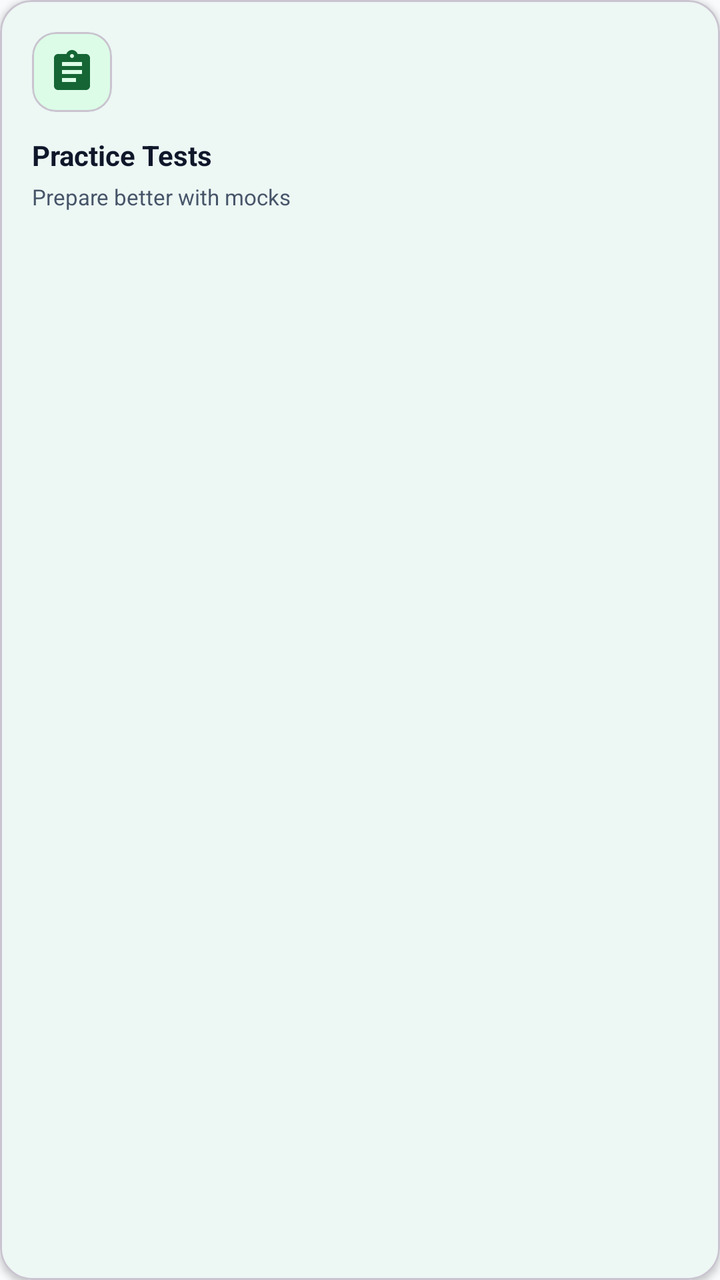
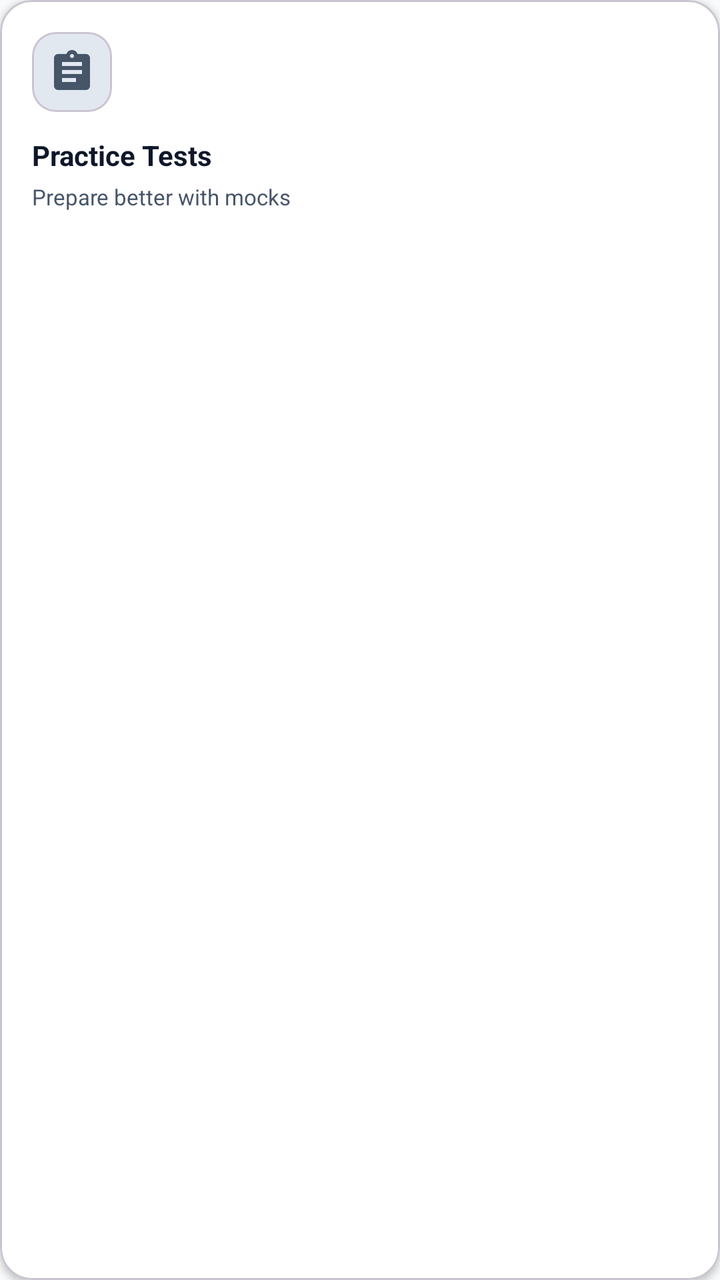

Two renders of the same Android screen: before a commit and after it. Below are the layout's source before the change and the commit's diff.
<!-- AndroidManifest.xml: application theme Theme.TestMaster -->
<!-- res/layout/layout_explore_card.xml -->
<?xml version="1.0" encoding="utf-8"?>
<com.google.android.material.card.MaterialCardView xmlns:android="http://schemas.android.com/apk/res/android"
    xmlns:app="http://schemas.android.com/apk/res-auto"
    android:layout_width="160dp"
    android:layout_height="wrap_content"
    android:layout_marginEnd="12dp"
    android:layout_marginVertical="4dp"
    app:cardCornerRadius="16dp"
    app:cardElevation="2dp"
    app:cardBackgroundColor="@color/white">

    <LinearLayout
        android:layout_width="match_parent"
        android:layout_height="wrap_content"
        android:orientation="vertical"
        android:padding="16dp">

        <com.google.android.material.card.MaterialCardView
            android:layout_width="40dp"
            android:layout_height="40dp"
            app:cardCornerRadius="12dp"
            app:cardElevation="0dp"
            app:cardBackgroundColor="@color/success_bg">

            <ImageView
                android:id="@+id/iv_explore_icon"
                android:layout_width="24dp"
                android:layout_height="24dp"
                android:layout_gravity="center"
                android:src="@drawable/baseline_assignment_24"
                app:tint="@color/success_text" />
        </com.google.android.material.card.MaterialCardView>

        <TextView
            android:id="@+id/tv_explore_title"
            android:layout_width="match_parent"
            android:layout_height="wrap_content"
            android:layout_marginTop="12dp"
            android:text="Practice Tests"
            android:textColor="@color/text_primary"
            android:textSize="14sp"
            android:textStyle="bold" />

        <TextView
            android:id="@+id/tv_explore_desc"
            android:layout_width="match_parent"
            android:layout_height="wrap_content"
            android:layout_marginTop="4dp"
            android:text="Prepare better with mocks"
            android:textColor="@color/text_secondary"
            android:textSize="11sp" />
    </LinearLayout>
</com.google.android.material.card.MaterialCardView>
<!-- resources referenced by this layout -->
<resources>
  <color name="success_bg">#DCFCE7</color>
  <color name="success_text">#166534</color>
  <color name="text_primary">#0F172A</color>
  <color name="text_secondary">#475569</color>
  <color name="white">#FFFFFFFF</color>
  <!-- drawable baseline_assignment_24 (drawable) -->
  <vector android:autoMirrored="true" android:height="24dp"
      android:tint="#000000" android:viewportHeight="24"
      android:viewportWidth="24" android:width="24dp" xmlns:android="http://schemas.android.com/apk/res/android">
      <path android:fillColor="@android:color/white" android:pathData="M19,3h-4.18C14.4,1.84 13.3,1 12,1c-1.3,0 -2.4,0.84 -2.82,2L5,3c-1.1,0 -2,0.9 -2,2v14c0,1.1 0.9,2 2,2h14c1.1,0 2,-0.9 2,-2L21,5c0,-1.1 -0.9,-2 -2,-2zM12,3c0.55,0 1,0.45 1,1s-0.45,1 -1,1 -1,-0.45 -1,-1 0.45,-1 1,-1zM14,17L7,17v-2h7v2zM17,13L7,13v-2h10v2zM17,9L7,9L7,7h10v2z"/>
  </vector>
  <style name="Theme.TestMaster" parent="Base.Theme.TestMaster" />
  <style name="Base.Theme.TestMaster" parent="Theme.Material3.DayNight.NoActionBar">
          
          <item name="colorPrimary">@color/primary</item>
          <item name="colorOnPrimary">@color/onPrimary</item>
          <item name="colorPrimaryContainer">@color/primaryContainer</item>
          <item name="colorOnPrimaryContainer">@color/onPrimaryContainer</item>
  
          <item name="colorSecondary">@color/secondary</item>
          <item name="colorOnSecondary">@color/onSecondary</item>
          <item name="colorSecondaryContainer">@color/secondaryContainer</item>
          <item name="colorOnSecondaryContainer">@color/onSecondaryContainer</item>
  
          
          <item name="android:windowBackground">@color/background</item>
          <item name="colorSurface">@color/surface</item>
          <item name="colorOnSurface">@color/onSurface</item>
          <item name="colorSurfaceVariant">@color/surfaceVariant</item>
          <item name="colorOnSurfaceVariant">@color/onSurfaceVariant</item>
          <item name="colorOutline">@color/outline</item>
  
          
          <item name="colorError">@color/error</item>
          <item name="colorOnError">@color/onError</item>
          <item name="colorErrorContainer">@color/errorContainer</item>
          <item name="colorOnErrorContainer">@color/onErrorContainer</item>
  
          
          <item name="android:statusBarColor">@color/surface</item>
          <item name="android:windowLightStatusBar">true</item>
      </style>
  <color name="primary">#059669</color>
  <color name="onPrimary">#FFFFFF</color>
  <color name="primaryContainer">#D1FAE5</color>
  <color name="onPrimaryContainer">#064E3B</color>
  <color name="secondary">#64748B</color>
  <color name="onSecondary">#FFFFFF</color>
  <color name="secondaryContainer">#F1F5F9</color>
  <color name="onSecondaryContainer">#0F172A</color>
  <color name="background">#F8FAFC</color>
  <color name="surface">#FFFFFF</color>
  <color name="onSurface">#0F172A</color>
  <color name="surfaceVariant">#E2E8F0</color>
  <color name="onSurfaceVariant">#475569</color>
  <color name="outline">#94A3B8</color>
  <color name="error">#EF4444</color>
  <color name="onError">#FFFFFF</color>
  <color name="errorContainer">#FEE2E2</color>
  <color name="onErrorContainer">#991B1B</color>
</resources>

<!-- the commit's change to res/layout/layout_explore_card.xml (unified diff, before → after) -->
@@ -7,7 +7,7 @@
     android:layout_marginVertical="4dp"
     app:cardCornerRadius="16dp"
     app:cardElevation="2dp"
-    app:cardBackgroundColor="@color/white">
+    app:cardBackgroundColor="@color/surface">
 
     <LinearLayout
         android:layout_width="match_parent"
@@ -20,7 +20,7 @@
             android:layout_height="40dp"
             app:cardCornerRadius="12dp"
             app:cardElevation="0dp"
-            app:cardBackgroundColor="@color/success_bg">
+            app:cardBackgroundColor="@color/surfaceVariant">
 
             <ImageView
                 android:id="@+id/iv_explore_icon"
@@ -28,7 +28,7 @@
                 android:layout_height="24dp"
                 android:layout_gravity="center"
                 android:src="@drawable/baseline_assignment_24"
-                app:tint="@color/success_text" />
+                app:tint="@color/onSurfaceVariant" />
         </com.google.android.material.card.MaterialCardView>
 
         <TextView
<!-- resource entries referenced after the edit -->
@@ -1,10 +1,7 @@
 <!-- resources referenced by this layout -->
 <resources>
-  <color name="success_bg">#DCFCE7</color>
-  <color name="success_text">#166534</color>
   <color name="text_primary">#0F172A</color>
   <color name="text_secondary">#475569</color>
-  <color name="white">#FFFFFFFF</color>
   <!-- drawable baseline_assignment_24 (drawable) -->
   <vector android:autoMirrored="true" android:height="24dp"
       android:tint="#000000" android:viewportHeight="24"
@@ -42,13 +39,13 @@
           <item name="android:statusBarColor">@color/surface</item>
           <item name="android:windowLightStatusBar">true</item>
       </style>
-  <color name="primary">#059669</color>
-  <color name="onPrimary">#FFFFFF</color>
-  <color name="primaryContainer">#D1FAE5</color>
-  <color name="onPrimaryContainer">#064E3B</color>
+  <color name="primary">#FFFFFF</color>
+  <color name="onPrimary">#0F172A</color>
+  <color name="primaryContainer">#F1F5F9</color>
+  <color name="onPrimaryContainer">#0F172A</color>
   <color name="secondary">#64748B</color>
   <color name="onSecondary">#FFFFFF</color>
-  <color name="secondaryContainer">#F1F5F9</color>
+  <color name="secondaryContainer">#E2E8F0</color>
   <color name="onSecondaryContainer">#0F172A</color>
   <color name="background">#F8FAFC</color>
   <color name="surface">#FFFFFF</color>
@@ -56,9 +53,9 @@
   <color name="surfaceVariant">#E2E8F0</color>
   <color name="onSurfaceVariant">#475569</color>
   <color name="outline">#94A3B8</color>
-  <color name="error">#EF4444</color>
+  <color name="error">#DC2626</color>
   <color name="onError">#FFFFFF</color>
   <color name="errorContainer">#FEE2E2</color>
-  <color name="onErrorContainer">#991B1B</color>
+  <color name="onErrorContainer">#7F1D1D</color>
 </resources>
 
